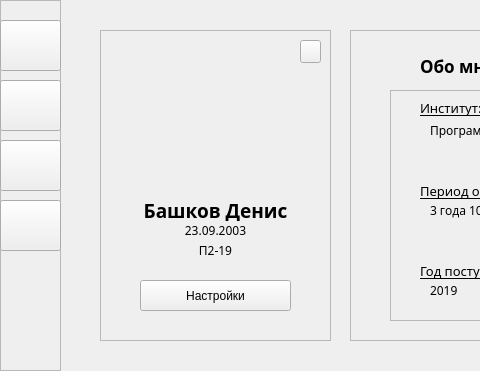
Old version of the form gui/ui/main_window.ui in the repository frrusi/portal-parser; both pictures show x 0 to 480 and y 0 to 371 of the 1051 by 371 pixel window.
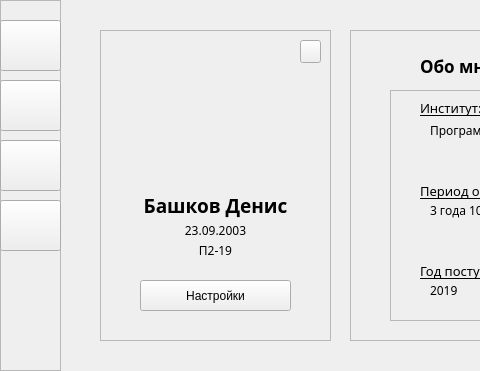
New version of the form. Icons and pictures are not drawn.

Commit message: Исправление макета

The edit to the form file:
```diff
--- a/gui/ui/main_window.ui
+++ b/gui/ui/main_window.ui
@@ -272,9 +272,9 @@
        <property name="geometry">
         <rect>
          <x>0</x>
-         <y>170</y>
+         <y>160</y>
          <width>231</width>
-         <height>21</height>
+         <height>31</height>
         </rect>
        </property>
        <property name="font">
@@ -320,7 +320,7 @@
          <x>0</x>
          <y>190</y>
          <width>231</width>
-         <height>21</height>
+         <height>20</height>
         </rect>
        </property>
        <property name="font">
```
Left out of the diff: 5 changed lines with no effect on the pictures.
